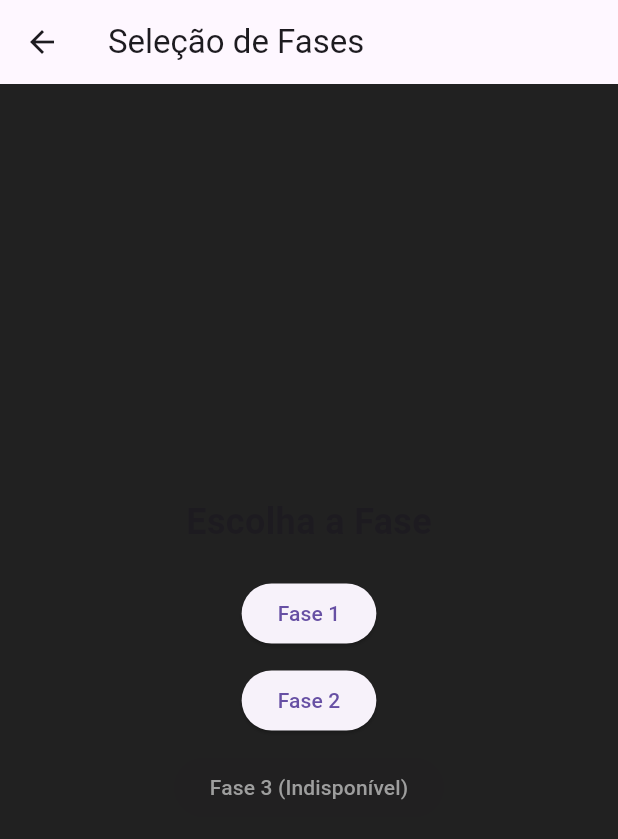
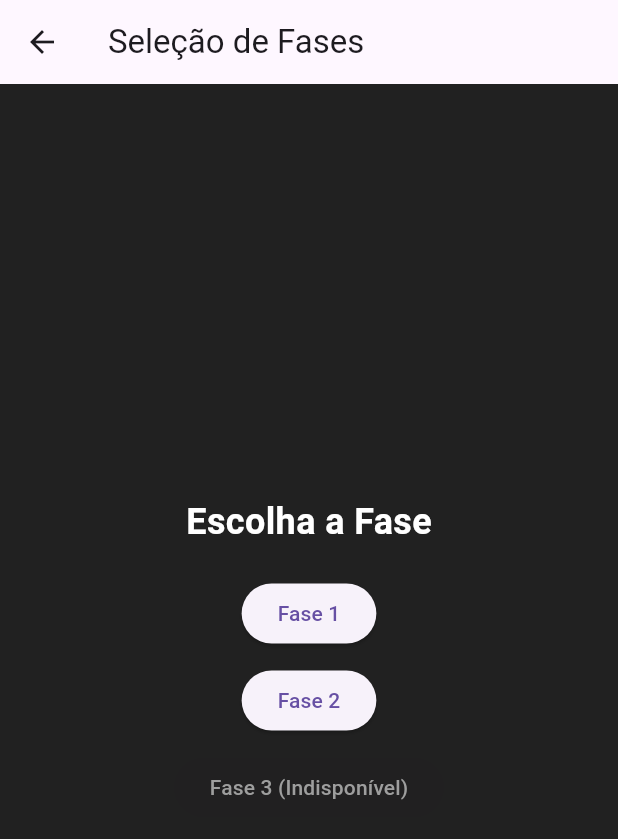
Before and after one commit to Organizacao-Tributo-Victor-Guimaraes/projeto_teclearn_flutter_2, a Flutter app: the screen it shows after launch, after a tap on "Entrar", on a phone screen of 412 x 824 dp. Shown: the top 839 px of the screen. Run offline on Flutter 3.47's test engine with Material 3 defaults, Android fonts, the phone set to English and light mode, and no system bars.

Commit message:
corrigindo cores das telas, colocando cinza como a cor e fundo e branco como a cor das letras

```diff
--- a/projeto_teclearn_flutter/lib/fase2.dart
+++ b/projeto_teclearn_flutter/lib/fase2.dart
@@ -176,6 +176,7 @@ class _Fase2PageState extends State<Fase2Page> {
           },
         ),
       ),
+      backgroundColor: Colors.grey.shade900,
       body: Column(
         mainAxisAlignment: MainAxisAlignment.center,
         crossAxisAlignment: CrossAxisAlignment.stretch,
--- a/projeto_teclearn_flutter/lib/seletorfase.dart
+++ b/projeto_teclearn_flutter/lib/seletorfase.dart
@@ -18,7 +18,9 @@ class SeletorFase extends StatelessWidget {
           children: [
             const Text(
               'Escolha a Fase',
-              style: TextStyle(fontSize: 24, fontWeight: FontWeight.bold),
+              style: TextStyle(fontSize: 24,
+              fontWeight: FontWeight.bold,
+              color: Colors.white),
             ),
             const SizedBox(height: 20),
             ElevatedButton(
--- a/projeto_teclearn_flutter/lib/telalogin.dart
+++ b/projeto_teclearn_flutter/lib/telalogin.dart
@@ -10,6 +10,7 @@
       appBar: AppBar(
         title: const Text('Tela de Login'),
       ),
+      backgroundColor: Colors.grey.shade900,
       body: Padding(
         padding: const EdgeInsets.all(16.0),
         child: Column(
```
